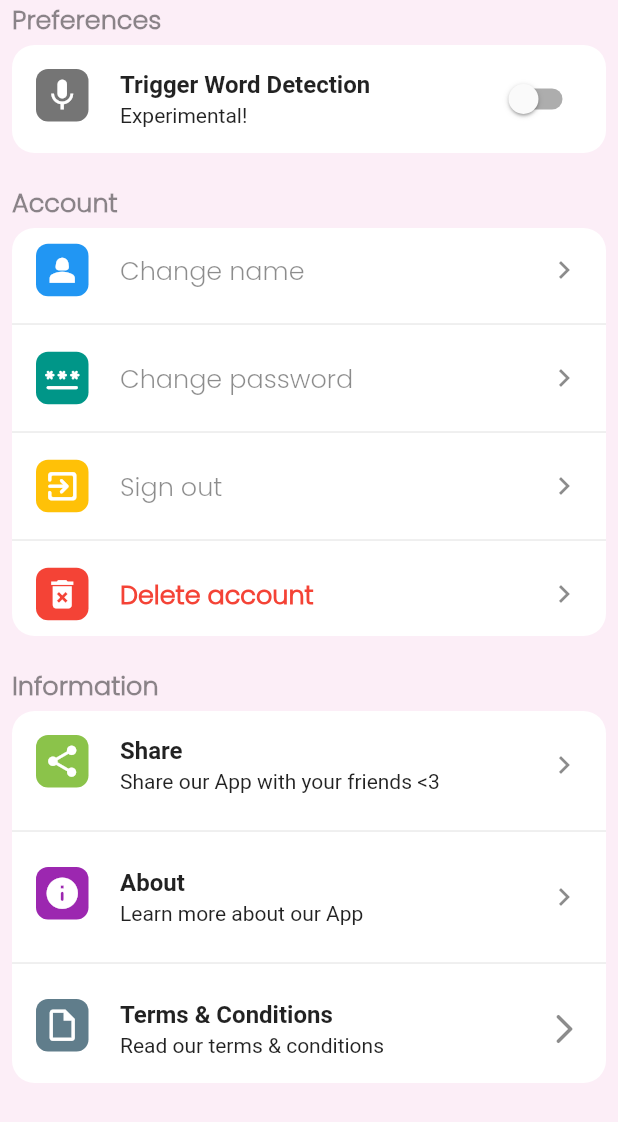
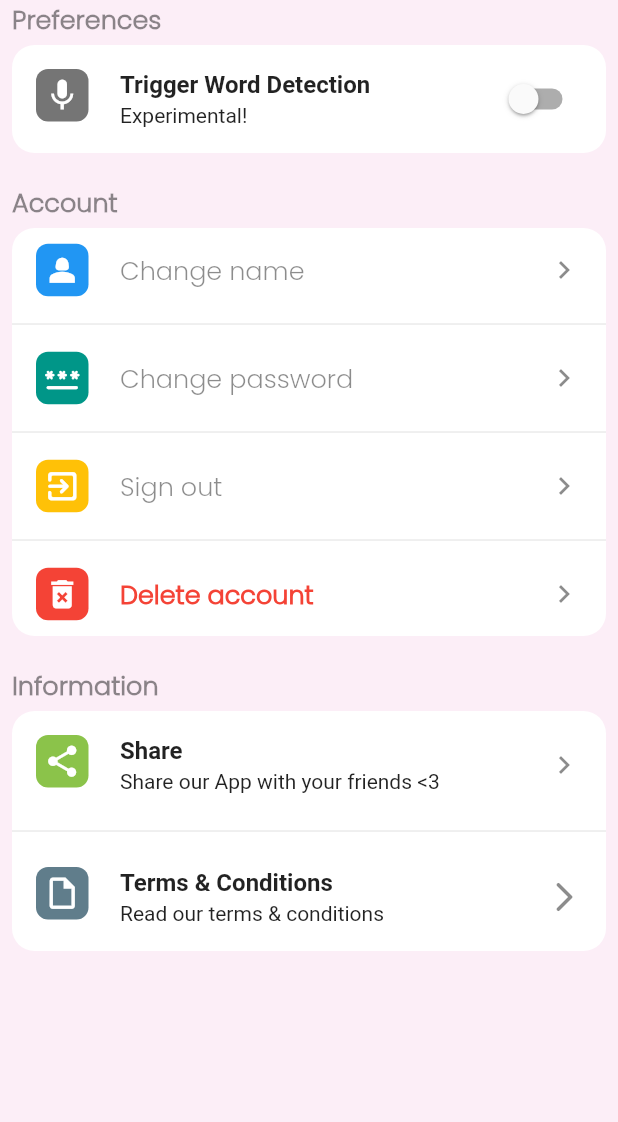
Before and after one commit to dila0/google-solution-challenge-2023-bilkent, a Flutter app: the SettingsScreen screen opened directly, scrolled down 206 dp, on a phone screen of 412 x 824 dp. Shown: the top 1122 px of the screen. Run offline on Flutter 3.47's test engine with Material 2 defaults, Android fonts, the phone set to English and light mode, and no system bars; drawn by our look-alikes of babstrap_settings_screen; our stand-ins replace assets_audio_player, awesome_snackbar_content, banner_carousel, cloud_firestore, firebase_auth, firebase_core and 8 more; missing offline and left inert: favorite_button, flutter_sms, noise_meter, porcupine_flutter, smart_alert_dialog; accounts and stored records are empty; statements that could not run were skipped.

Commit message:
comment out about page in settings_screen.dart

```diff
--- a/lib/screens/settings_screen.dart
+++ b/lib/screens/settings_screen.dart
@@ -276,7 +276,7 @@ class _SettingsScreenState extends State<SettingsScreen> {
                     title: 'Share',
                     subtitle: "Share our App with your friends <3",
                   ),
-                  SettingsItem(
+                  /*SettingsItem(
                     onTap: () {},
                     icons: Icons.info_rounded,
                     iconStyle: IconStyle(
@@ -284,7 +284,7 @@ class _SettingsScreenState extends State<SettingsScreen> {
                     ),
                     title: 'About',
                     subtitle: "Learn more about our App",
-                  ),
+                  ),*/
                   SettingsItem(
                     onTap: () {
                       Navigator.of(context).push(HeroDialogRoute(
```
